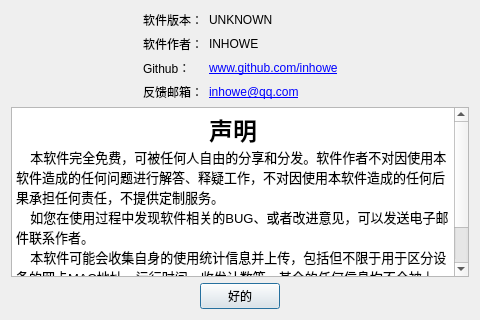
petertheprocess/ComAssistant, file ComAssistant/about_me_dialog.ui: the form before one commit.
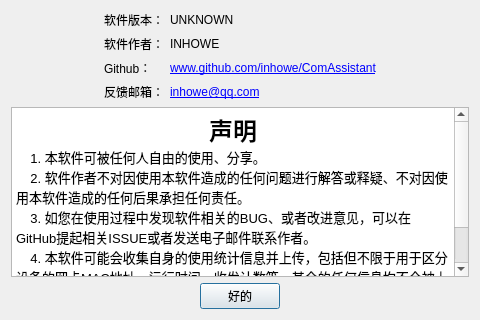
The form after the commit.

Commit message: abbout_me对话框内容修改

```diff
--- a/ComAssistant/about_me_dialog.ui
+++ b/ComAssistant/about_me_dialog.ui
@@ -55,7 +55,7 @@
        <item row="2" column="1">
         <widget class="QLabel" name="githubUrl">
          <property name="text">
-          <string>&lt;a href=&quot;www.github.com/inhowe&quot;&gt;www.github.com/inhowe&lt;/a&gt;</string>
+          <string>&lt;a href=&quot;www.github.com/inhowe/ComAssistant&quot;&gt;www.github.com/inhowe/ComAssistant&lt;/a&gt;</string>
          </property>
         </widget>
        </item>
@@ -112,10 +112,11 @@
 p, li { white-space: pre-wrap; }
 &lt;/style&gt;&lt;/head&gt;&lt;body style=&quot; font-family:'SimSun'; font-size:9pt; font-weight:400; font-style:normal;&quot;&gt;
 &lt;p align=&quot;center&quot; style=&quot; margin-top:0px; margin-bottom:0px; margin-left:0px; margin-right:0px; -qt-block-indent:0; text-indent:0px;&quot;&gt;&lt;span style=&quot; font-family:'SimSun'; font-size:18pt; font-weight:600;&quot;&gt;声明&lt;/span&gt;&lt;/p&gt;
-&lt;p style=&quot; margin-top:0px; margin-bottom:0px; margin-left:0px; margin-right:0px; -qt-block-indent:0; text-indent:0px;&quot;&gt;&lt;span style=&quot; font-family:'SimSun'; font-size:10pt;&quot;&gt;    本软件完全免费，可被任何人自由的分享和分发。软件作者不对因使用本软件造成的任何问题进行解答、释疑工作，不对因使用本软件造成的任何后果承担任何责任，不提供定制服务。&lt;/span&gt;&lt;/p&gt;
-&lt;p style=&quot; margin-top:0px; margin-bottom:0px; margin-left:0px; margin-right:0px; -qt-block-indent:0; text-indent:0px;&quot;&gt;&lt;span style=&quot; font-family:'SimSun'; font-size:10pt;&quot;&gt;    如您在使用过程中发现软件相关的BUG、或者改进意见，可以发送电子邮件联系作者。&lt;/span&gt;&lt;/p&gt;
-&lt;p style=&quot; margin-top:0px; margin-bottom:0px; margin-left:0px; margin-right:0px; -qt-block-indent:0; text-indent:0px;&quot;&gt;&lt;span style=&quot; font-family:'SimSun'; font-size:10pt;&quot;&gt;    本软件可能会收集自身的使用统计信息并上传，包括但不限于用于区分设备的网卡MAC地址、运行时间、收发计数等，其余的任何信息均不会被上传，比如收发内容等。&lt;/span&gt;&lt;/p&gt;
-&lt;p style=&quot; margin-top:0px; margin-bottom:0px; margin-left:0px; margin-right:0px; -qt-block-indent:0; text-indent:0px;&quot;&gt;&lt;span style=&quot; font-family:'SimSun'; font-size:10pt;&quot;&gt;    如果您不同意本声明，您应该立即停止使用本软件。&lt;/span&gt;&lt;/p&gt;&lt;/body&gt;&lt;/html&gt;</string>
+&lt;p style=&quot; margin-top:0px; margin-bottom:0px; margin-left:0px; margin-right:0px; -qt-block-indent:0; text-indent:0px;&quot;&gt;&lt;span style=&quot; font-family:'SimSun'; font-size:10pt;&quot;&gt;    1. 本软件可被任何人自由的使用、分享。&lt;/span&gt;&lt;/p&gt;
+&lt;p style=&quot; margin-top:0px; margin-bottom:0px; margin-left:0px; margin-right:0px; -qt-block-indent:0; text-indent:0px;&quot;&gt;&lt;span style=&quot; font-family:'SimSun'; font-size:10pt;&quot;&gt;    2. 软件作者不对因使用本软件造成的任何问题进行解答或释疑、不对因使用本软件造成的任何后果承担任何责任。&lt;/span&gt;&lt;/p&gt;
+&lt;p style=&quot; margin-top:0px; margin-bottom:0px; margin-left:0px; margin-right:0px; -qt-block-indent:0; text-indent:0px;&quot;&gt;&lt;span style=&quot; font-family:'SimSun'; font-size:10pt;&quot;&gt;    3. 如您在使用过程中发现软件相关的BUG、或者改进意见，可以在GitHub提起相关ISSUE或者发送电子邮件联系作者。&lt;/span&gt;&lt;/p&gt;
+&lt;p style=&quot; margin-top:0px; margin-bottom:0px; margin-left:0px; margin-right:0px; -qt-block-indent:0; text-indent:0px;&quot;&gt;&lt;span style=&quot; font-family:'SimSun'; font-size:10pt;&quot;&gt;    4. 本软件可能会收集自身的使用统计信息并上传，包括但不限于用于区分设备的网卡MAC地址、运行时间、收发计数等，其余的任何信息均不会被上传，比如收发内容等。&lt;/span&gt;&lt;/p&gt;
+&lt;p style=&quot; margin-top:0px; margin-bottom:0px; margin-left:0px; margin-right:0px; -qt-block-indent:0; text-indent:0px;&quot;&gt;&lt;span style=&quot; font-family:'SimSun'; font-size:10pt;&quot;&gt;    5. 如果您不同意本声明，您应该立即停止使用本软件。&lt;/span&gt;&lt;/p&gt;&lt;/body&gt;&lt;/html&gt;</string>
      </property>
     </widget>
    </item>
```
